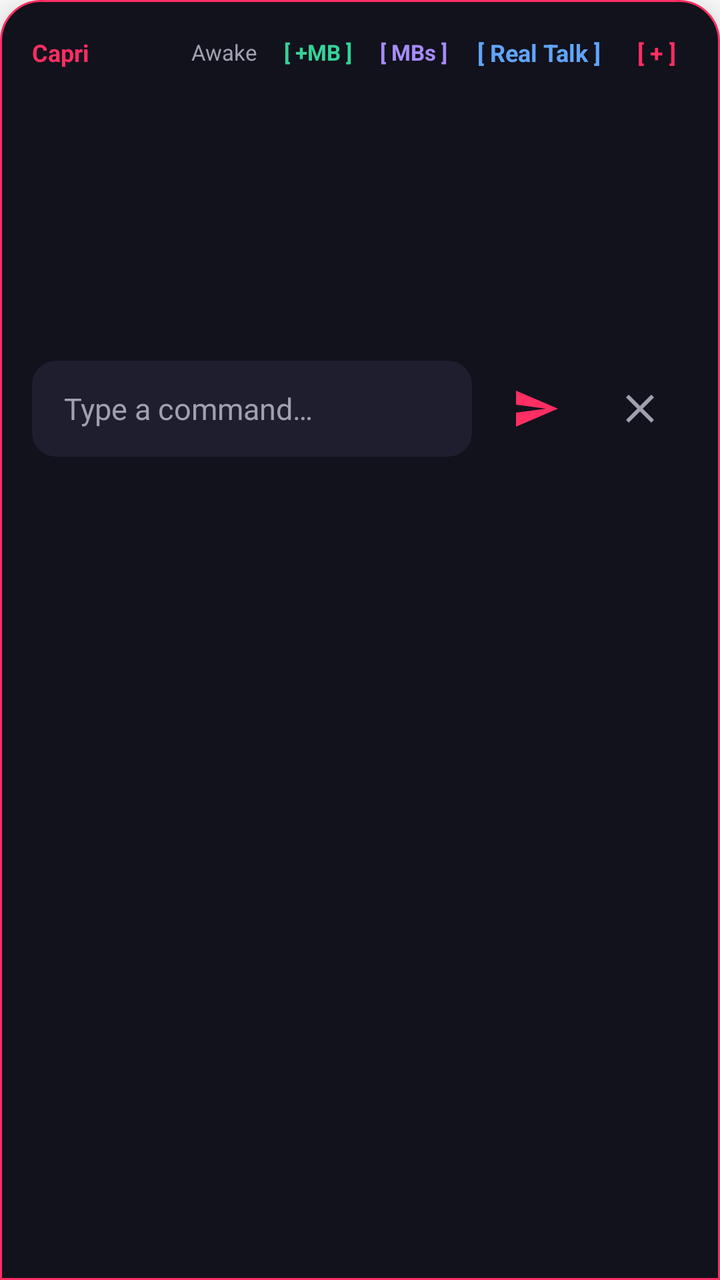
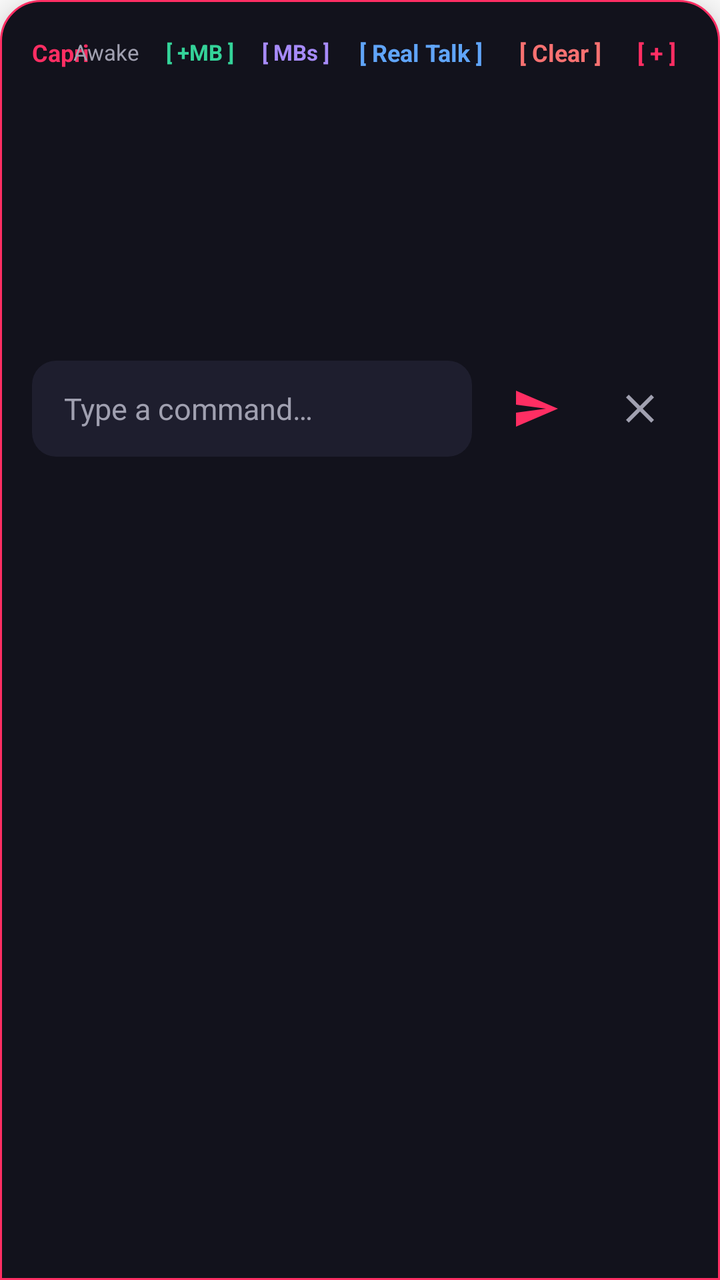

The first picture is an Android layout as it rendered before a commit; the second is the same layout after the commit. The layout source and the unified diff follow.
<!-- AndroidManifest.xml: application theme Theme.Capri -->
<!-- res/layout/chat_expanded.xml -->
<?xml version="1.0" encoding="utf-8"?>
<LinearLayout xmlns:android="http://schemas.android.com/apk/res/android"
    xmlns:app="http://schemas.android.com/apk/res-auto"
    android:id="@+id/chat_root"
    android:layout_width="match_parent"
    android:layout_height="wrap_content"
    android:layout_marginStart="16dp"
    android:layout_marginEnd="16dp"
    android:layout_marginBottom="32dp"
    android:background="@drawable/bg_chat_window"
    android:elevation="12dp"
    android:orientation="vertical"
    android:padding="16dp">

    <RelativeLayout
        android:layout_width="match_parent"
        android:layout_height="wrap_content"
        android:layout_marginBottom="8dp">

        <TextView
            android:layout_width="wrap_content"
            android:layout_height="wrap_content"
            android:layout_alignParentStart="true"
            android:layout_centerVertical="true"
            android:text="@string/app_name"
            android:textColor="@color/accent_red_pink"
            android:textSize="12sp"
            android:textStyle="bold" />

        <LinearLayout
            android:layout_width="wrap_content"
            android:layout_height="wrap_content"
            android:layout_alignParentEnd="true"
            android:layout_centerVertical="true"
            android:gravity="center_vertical"
            android:orientation="horizontal">

            <TextView
                android:id="@+id/status_indicator"
                android:layout_width="wrap_content"
                android:layout_height="wrap_content"
                android:layout_marginEnd="8dp"
                android:text="@string/status_awake"
                android:textColor="@color/text_secondary"
                android:textSize="11sp" />

            <TextView
                android:id="@+id/btn_add_mb"
                android:layout_width="wrap_content"
                android:layout_height="wrap_content"
                android:layout_marginEnd="4dp"
                android:background="?android:attr/selectableItemBackground"
                android:paddingStart="5dp"
                android:paddingEnd="5dp"
                android:paddingTop="2dp"
                android:paddingBottom="2dp"
                android:text="[ +MB ]"
                android:textColor="#34D399"
                android:textSize="11sp"
                android:textStyle="bold" />

            <TextView
                android:id="@+id/btn_toggle_mb"
                android:layout_width="wrap_content"
                android:layout_height="wrap_content"
                android:layout_marginEnd="4dp"
                android:background="?android:attr/selectableItemBackground"
                android:paddingStart="5dp"
                android:paddingEnd="5dp"
                android:paddingTop="2dp"
                android:paddingBottom="2dp"
                android:text="[ MBs ]"
                android:textColor="#A78BFA"
                android:textSize="11sp"
                android:textStyle="bold" />

            <TextView
                android:id="@+id/btn_real_talk"
                android:layout_width="wrap_content"
                android:layout_height="wrap_content"
                android:layout_marginEnd="6dp"
                android:background="?android:attr/selectableItemBackground"
                android:paddingStart="6dp"
                android:paddingEnd="6dp"
                android:paddingTop="2dp"
                android:paddingBottom="2dp"
                android:text="[ Real Talk ]"
                android:textColor="#60A5FA"
                android:textSize="12sp"
                android:textStyle="bold" />

            <TextView
                android:id="@+id/btn_expand"
                android:layout_width="wrap_content"
                android:layout_height="wrap_content"
                android:background="?android:attr/selectableItemBackground"
                android:paddingStart="6dp"
                android:paddingEnd="6dp"
                android:paddingTop="2dp"
                android:paddingBottom="2dp"
                android:text="[ + ]"
                android:textColor="@color/accent_red_pink"
                android:textSize="12sp"
                android:textStyle="bold" />
        </LinearLayout>
    </RelativeLayout>

    <ScrollView
        android:id="@+id/chat_scroll"
        android:layout_width="match_parent"
        android:layout_height="120dp"
        android:layout_marginBottom="8dp"
        android:fillViewport="true">

        <LinearLayout
            android:id="@+id/chat_history_container"
            android:layout_width="match_parent"
            android:layout_height="wrap_content"
            android:orientation="vertical">

        </LinearLayout>
    </ScrollView>

    <LinearLayout
        android:id="@+id/thinking_container"
        android:layout_width="wrap_content"
        android:layout_height="wrap_content"
        android:layout_gravity="center_horizontal"
        android:layout_marginTop="4dp"
        android:layout_marginBottom="4dp"
        android:gravity="center_vertical"
        android:orientation="horizontal"
        android:visibility="gone">

        <ProgressBar
            android:id="@+id/thinking"
            android:layout_width="28dp"
            android:layout_height="28dp"
            android:indeterminateTint="@color/accent_red_pink" />

        <TextView
            android:id="@+id/thinking_text"
            android:layout_width="wrap_content"
            android:layout_height="wrap_content"
            android:layout_marginStart="8dp"
            android:textColor="@color/text_secondary"
            android:textSize="13sp" />
    </LinearLayout>

    <LinearLayout
        android:layout_width="match_parent"
        android:layout_height="wrap_content"
        android:layout_marginTop="8dp"
        android:gravity="center_vertical"
        android:orientation="horizontal">

        <EditText
            android:id="@+id/input_text"
            android:layout_width="0dp"
            android:layout_height="wrap_content"
            android:layout_weight="1"
            android:background="@drawable/bg_input_field"
            android:hint="@string/type_a_command"
            android:imeOptions="actionSend"
            android:inputType="text"
            android:minHeight="48dp"
            android:paddingStart="16dp"
            android:paddingEnd="16dp"
            android:textColor="@color/text_primary"
            android:textColorHint="@color/text_secondary"
            android:textSize="15sp" />

        <androidx.appcompat.widget.AppCompatImageButton
            android:id="@+id/send"
            android:layout_width="48dp"
            android:layout_height="48dp"
            android:layout_marginStart="8dp"
            android:background="?android:attr/selectableItemBackgroundBorderless"
            android:contentDescription="@string/send"
            app:srcCompat="@drawable/ic_send" />

        <androidx.appcompat.widget.AppCompatImageButton
            android:id="@+id/close"
            android:layout_width="48dp"
            android:layout_height="48dp"
            android:layout_marginStart="4dp"
            android:background="?android:attr/selectableItemBackgroundBorderless"
            android:contentDescription="@string/close"
            app:srcCompat="@drawable/ic_close" />
    </LinearLayout>

</LinearLayout>
<!-- resources referenced by this layout -->
<resources>
  <color name="accent_red_pink">#FF2E63</color>
  <color name="text_primary">#EDEDF2</color>
  <color name="text_secondary">#A0A0B0</color>
  <!-- drawable bg_chat_window (drawable) -->
  <?xml version="1.0" encoding="utf-8"?>
  <shape xmlns:android="http://schemas.android.com/apk/res/android"
      android:shape="rectangle">
      <solid android:color="@color/chat_bg" />
      <corners
          android:topLeftRadius="20dp"
          android:topRightRadius="20dp"
          android:bottomLeftRadius="0dp"
          android:bottomRightRadius="0dp" />
      <stroke
          android:width="1dp"
          android:color="@color/accent_red_pink" />
  </shape>
  <!-- drawable bg_input_field (drawable) -->
  <?xml version="1.0" encoding="utf-8"?>
  <shape xmlns:android="http://schemas.android.com/apk/res/android"
      android:shape="rectangle">
      <solid android:color="@color/input_bg" />
      <corners android:radius="12dp" />
  </shape>
  <!-- drawable ic_close (drawable) -->
  <?xml version="1.0" encoding="utf-8"?>
  <vector xmlns:android="http://schemas.android.com/apk/res/android"
      android:width="24dp"
      android:height="24dp"
      android:viewportWidth="24"
      android:viewportHeight="24">
      <path
          android:fillColor="@color/text_secondary"
          android:pathData="M19,6.41L17.59,5L12,10.59L6.41,5L5,6.41L10.59,12L5,17.59L6.41,19L12,13.41L17.59,19L19,17.59L13.41,12z"/>
  </vector>
  <!-- drawable ic_send (drawable) -->
  <?xml version="1.0" encoding="utf-8"?>
  <vector xmlns:android="http://schemas.android.com/apk/res/android"
      android:width="24dp"
      android:height="24dp"
      android:viewportWidth="24"
      android:viewportHeight="24">
      <path
          android:fillColor="@color/accent_red_pink"
          android:pathData="M2.01,21L23,12L2.01,3L2,10l15,2l-15,2z"/>
  </vector>
  <string name="app_name">Capri</string>
  <string name="close">Close</string>
  <string name="send">Send</string>
  <string name="status_awake">Awake</string>
  <string name="type_a_command">Type a command…</string>
  <style name="Theme.Capri" parent="Theme.MaterialComponents.DayNight.NoActionBar">
          
          <item name="colorPrimary">@color/accent_red_pink</item>
          <item name="colorPrimaryVariant">@color/bubble_bg</item>
          <item name="colorOnPrimary">@color/white</item>
          
          <item name="colorSecondary">@color/accent_red_pink</item>
          <item name="colorSecondaryVariant">@color/accent_red_pink</item>
          <item name="colorOnSecondary">@color/white</item>
          <item name="android:statusBarColor">@color/bubble_bg</item>
      </style>
  <color name="chat_bg">#12121C</color>
  <color name="input_bg">#1E1E2E</color>
  <color name="bubble_bg">#14141F</color>
  <color name="white">#FFFFFFFF</color>
</resources>

<!-- the commit's change to res/layout/chat_expanded.xml (unified diff, before → after) -->
@@ -90,6 +90,21 @@
                 android:textStyle="bold" />
 
             <TextView
+                android:id="@+id/btn_clear_chat"
+                android:layout_width="wrap_content"
+                android:layout_height="wrap_content"
+                android:layout_marginEnd="6dp"
+                android:background="?android:attr/selectableItemBackground"
+                android:paddingStart="6dp"
+                android:paddingEnd="6dp"
+                android:paddingTop="2dp"
+                android:paddingBottom="2dp"
+                android:text="[ Clear ]"
+                android:textColor="#F87171"
+                android:textSize="12sp"
+                android:textStyle="bold" />
+
+            <TextView
                 android:id="@+id/btn_expand"
                 android:layout_width="wrap_content"
                 android:layout_height="wrap_content"
